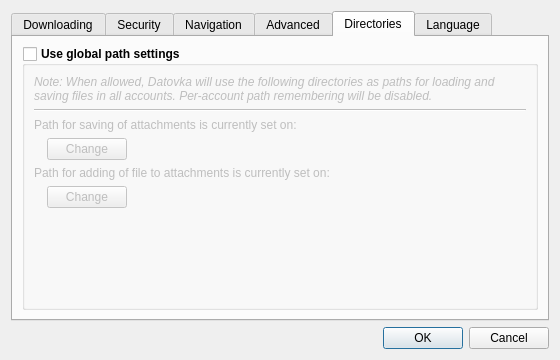
Qt form src/gui/ui/dlg_preferences.ui (psakar/datovka) before a commit.
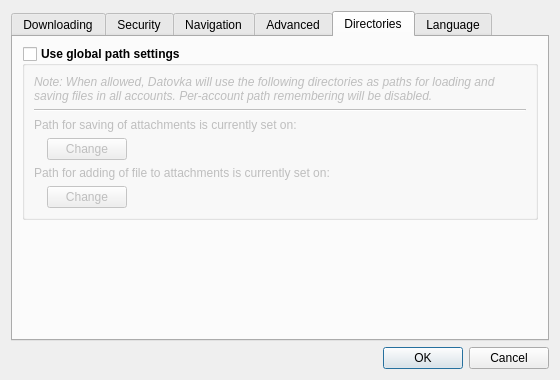
The same form after that commit. The open tabs and pages were chosen to show the change. Icons and pictures are not drawn.

Commit message: Fixed preferences dialog size

Patch:
```diff
--- a/src/gui/ui/dlg_preferences.ui
+++ b/src/gui/ui/dlg_preferences.ui
@@ -7,13 +7,13 @@
     <x>0</x>
     <y>0</y>
     <width>560</width>
-    <height>360</height>
+    <height>380</height>
    </rect>
   </property>
   <property name="minimumSize">
    <size>
     <width>560</width>
-    <height>360</height>
+    <height>380</height>
    </size>
   </property>
   <property name="windowTitle">
@@ -828,6 +828,9 @@
             </item>
            </layout>
           </item>
+         </layout>
+        </widget>
+       </item>
           <item>
            <spacer name="verticalSpacer_3">
             <property name="orientation">
@@ -840,9 +843,6 @@
              </size>
             </property>
            </spacer>
-          </item>
-         </layout>
-        </widget>
        </item>
       </layout>
      </widget>
```
Lines whose indentation alone changed are shown as unchanged.
